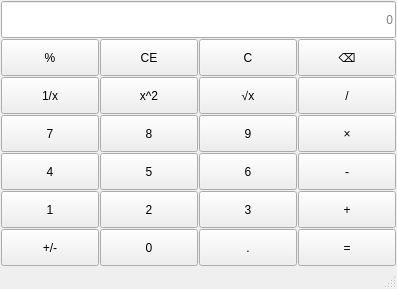
First picture: the form in Calculator/mainwindow.ui, repository cx-ym/QtCourse, before the edit.
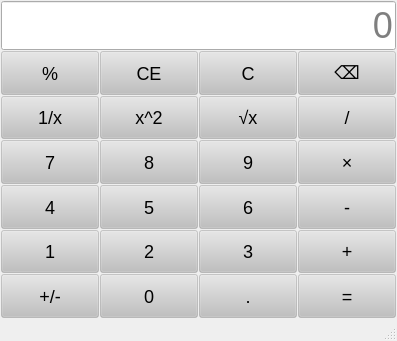
Second picture: the form after the edit.

Commit message: 2024.10.15计算器大部分功能已经实现，剩下一些细节需要完善和bug需要修复

Patch:
```diff
--- a/Calculator/mainwindow.ui
+++ b/Calculator/mainwindow.ui
@@ -7,11 +7,27 @@
     <x>0</x>
     <y>0</y>
     <width>397</width>
-    <height>289</height>
+    <height>341</height>
    </rect>
   </property>
   <property name="windowTitle">
-   <string>MainWindow</string>
+   <string>计算器-杨成熙-2022414040236</string>
+  </property>
+  <property name="styleSheet">
+   <string notr="true">
+QPushButton{
+font: 700 9pt &quot;Microsoft YaHei UI&quot;;
+background-color: rgba(192, 192, 192,100);
+font-size:18px;
+}
+
+QPushButton::pressed{
+background-color:rgba(250,250,250,100)
+}
+
+QLineEdit{
+font-size:36px;
+}</string>
   </property>
   <widget class="QWidget" name="centralwidget">
    <layout class="QVBoxLayout" name="verticalLayout">
@@ -33,7 +49,7 @@
     <item>
      <layout class="QGridLayout" name="gridLayout">
       <item row="2" column="2">
-       <widget class="QPushButton" name="btnSquare">
+       <widget class="QPushButton" name="btnSqrt">
         <property name="sizePolicy">
          <sizepolicy hsizetype="Minimum" vsizetype="Preferred">
           <horstretch>0</horstretch>
@@ -66,6 +82,9 @@
           <verstretch>0</verstretch>
          </sizepolicy>
         </property>
+        <property name="styleSheet">
+         <string notr="true"/>
+        </property>
         <property name="text">
          <string>7</string>
         </property>
@@ -348,7 +367,7 @@
        </widget>
       </item>
       <item row="2" column="1">
-       <widget class="QPushButton" name="btnSqrt">
+       <widget class="QPushButton" name="btnSqaure">
         <property name="sizePolicy">
          <sizepolicy hsizetype="Minimum" vsizetype="Preferred">
           <horstretch>0</horstretch>
```
Left out of the diff: 2 changed lines with no effect on the pictures. The commit also changes 2 other files.
